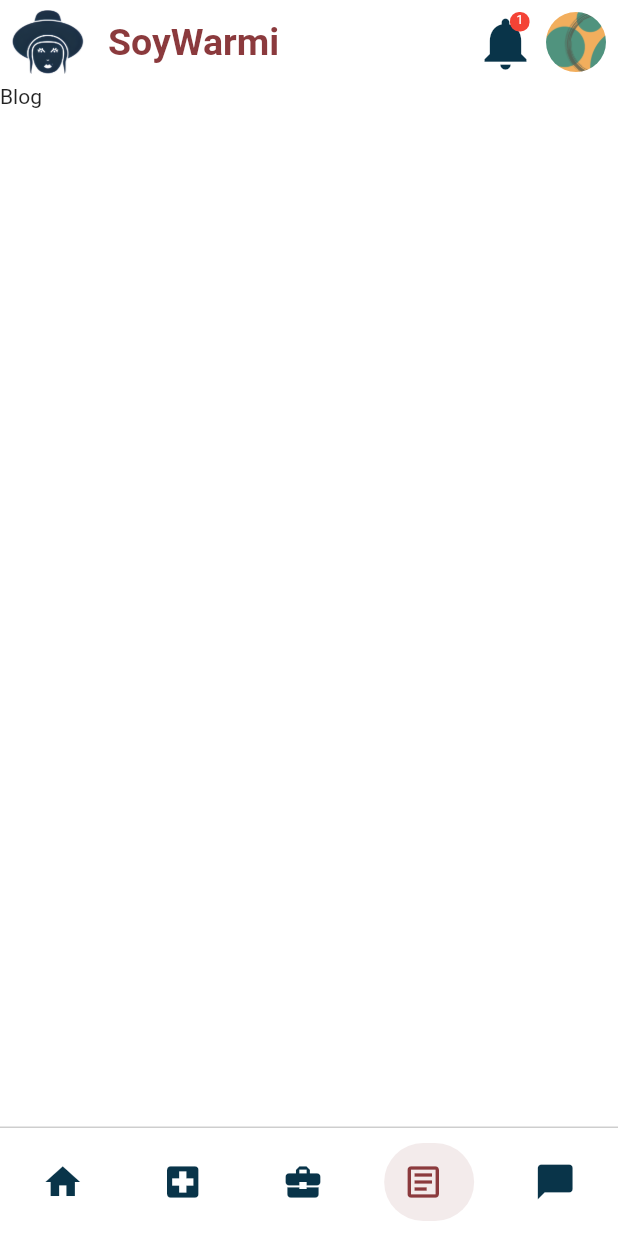
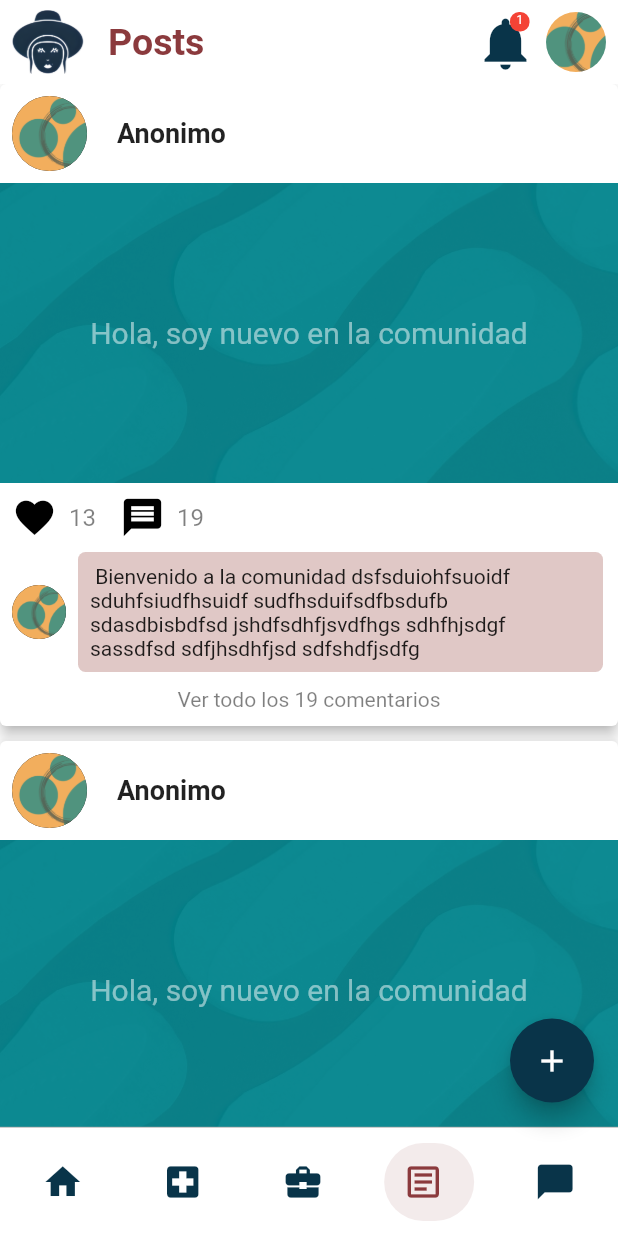
Before and after one commit to SoyWarmiGloba-l/app-mobile-soywarmi, a Flutter app: the MainPage screen opened by its route, item 4 of the bottom bar chosen, on a phone screen of 412 x 824 dp. Run offline on Flutter 3.47's test engine with Material 2 defaults, Android fonts, the light colour scheme and no system bars; drawn by our look-alikes of google_nav_bar; our stand-ins replace animated_splash_screen, google_fonts.

Commit message:
[Add] creation of doctors and post page, improvements to the app icon

```diff
--- a/lib/presentation/page/main_page.dart
+++ b/lib/presentation/page/main_page.dart
@@ -1,7 +1,10 @@
 import 'package:flutter/material.dart';
 import 'package:soywarmi_app/presentation/page/home_page.dart';
+import 'package:soywarmi_app/presentation/page/posts_page.dart';
+import 'package:soywarmi_app/presentation/page/specialists_page.dart';
 import 'package:soywarmi_app/presentation/widget/custom_app_bar.dart';
 import 'package:soywarmi_app/presentation/widget/custom_bottom_navigator_bar.dart';
+import 'package:soywarmi_app/utilities/nb_colors.dart';
 
 class MainPage extends StatefulWidget {
   const MainPage({super.key});
@@ -10,22 +13,33 @@ class MainPage extends StatefulWidget {
   State<MainPage> createState() => _MainPageState();
 }
 
+List<String> _titles = [
+  'SoyWarmi',
+  'Hospitales',
+  'Especialistas',
+  'Posts',
+  'Chats',
+];
+
 class _MainPageState extends State<MainPage> {
   int _selectedIndex = 0;
   @override
   Widget build(BuildContext context) {
     return Scaffold(
-        appBar: const CustomAppBar(),
+        appBar: CustomAppBar(
+          title: _titles[_selectedIndex],
+        ),
         body: IndexedStack(
           index: _selectedIndex,
           children: const [
             HomePage(),
             Text('Hospitales'),
-            Text('Medicos'),
-            Text('Blog'),
+            SpecialistsPage(),
+            PostPage(),
             Text('Chat'),
           ],
         ),
+        floatingActionButton: _selectedIndex == 3 ? _newPosy : null,
         bottomNavigationBar: CustomBottomNavigationBar(
           selectedIndex: _selectedIndex,
           onTabChange: (index) {
@@ -36,3 +50,12 @@ class _MainPageState extends State<MainPage> {
         ));
   }
 }
+
+final Widget _newPosy = FloatingActionButton(
+  backgroundColor: NBPrimaryColor,
+  onPressed: () {},
+  child: const Icon(
+    Icons.add,
+    color: NBColorWhite,
+  ),
+);
--- /dev/null
+++ b/lib/presentation/page/posts_page.dart
@@ -0,0 +1,26 @@
+import 'package:flutter/material.dart';
+import 'package:soywarmi_app/presentation/widget/card_post_page.dart';
+
+class PostPage extends StatefulWidget {
+  const PostPage({super.key});
+
+  @override
+  State<PostPage> createState() => _PostPageState();
+}
+
+class _PostPageState extends State<PostPage> {
+  @override
+  Widget build(BuildContext context) {
+    return const SingleChildScrollView(
+      child: Column(
+        children: [
+          CardPostPage(),
+          SizedBox(height: 10),
+          CardPostPage(),
+          SizedBox(height: 10),
+          CardPostPage()
+        ],
+      ),
+    );
+  }
+}
--- /dev/null
+++ b/lib/presentation/widget/card_post_page.dart
@@ -0,0 +1,123 @@
+import 'package:flutter/material.dart';
+import 'package:soywarmi_app/utilities/nb_colors.dart';
+import 'package:soywarmi_app/utilities/nb_images.dart';
+
+class CardPostPage extends StatelessWidget {
+  const CardPostPage({super.key});
+
+  @override
+  Widget build(BuildContext context) {
+    return Card(
+      elevation: 4,
+      margin: const EdgeInsets.all(0),
+      child: Column(children: [
+        const Row(children: [
+          Padding(
+            padding: EdgeInsets.all(8.0),
+            child: CircleAvatar(
+              radius: 25,
+              backgroundImage: AssetImage(NbImageEmpty),
+            ),
+          ),
+          SizedBox(width: 12),
+          Text(
+            'Anonimo',
+            style: TextStyle(
+              fontSize: 18,
+              fontWeight: FontWeight.bold,
+            ),
+          ),
+        ]),
+        Stack(
+          alignment: Alignment.center,
+          children: [
+            Image.asset(NbLogoPost,
+                height: 200, width: double.infinity, fit: BoxFit.cover),
+            Padding(
+              padding: const EdgeInsets.all(8.0),
+              child: Text(
+                'Hola, soy nuevo en la comunidad',
+                style: TextStyle(
+                  fontSize: 20,
+                  color: Theme.of(context).primaryColorLight.withOpacity(0.5),
+                ),
+              ),
+            ),
+          ],
+        ),
+        Padding(
+          padding: const EdgeInsets.all(8.0),
+          child: Row(
+            children: [
+              Row(
+                children: [
+                  const Icon(
+                    Icons.favorite,
+                    size: 30,
+                  ),
+                  const SizedBox(width: 8),
+                  Text(
+                    '13',
+                    style: TextStyle(
+                      fontSize: 16,
+                      color:
+                          Theme.of(context).primaryColorDark.withOpacity(0.5),
+                    ),
+                  ),
+                ],
+              ),
+              const SizedBox(width: 16),
+              Row(
+                children: [
+                  const Icon(Icons.message, size: 30),
+                  const SizedBox(width: 8),
+                  Text(
+                    '19',
+                    style: TextStyle(
+                      fontSize: 16,
+                      color:
+                          Theme.of(context).primaryColorDark.withOpacity(0.5),
+                    ),
+                  ),
+                ],
+              )
+            ],
+          ),
+        ),
+        Padding(
+          padding: const EdgeInsets.only(right: 10, bottom: 10),
+          child: Row(
+            children: [
+              const Padding(
+                padding: EdgeInsets.all(8),
+                child: CircleAvatar(
+                  radius: 18,
+                  backgroundImage: AssetImage(NbImageEmpty),
+                ),
+              ),
+              Expanded(
+                child: Container(
+                  decoration: BoxDecoration(
+                      color: NbSecondSecondaryColor,
+                      borderRadius: BorderRadius.circular(5)),
+                  child: const Padding(
+                    padding: EdgeInsets.all(8),
+                    child: Text(
+                        ' Bienvenido a la comunidad dsfsduiohfsuoidf sduhfsiudfhsuidf sudfhsduifsdfbsdufb sdasdbisbdfsd jshdfsdhfjsvdfhgs sdhfhjsdgf sassdfsd sdfjhsdhfjsd sdfshdfjsdfg'),
+                  ),
+                ),
+              )
+            ],
+          ),
+        ),
+        Padding(
+          padding: const EdgeInsets.only(bottom: 10),
+          child: Text('Ver todo los 19 comentarios',
+              style: TextStyle(
+                color: Theme.of(context).primaryColorDark.withOpacity(0.5),
+              )),
+        ),
+      ]),
+    );
+  }
+}
--- a/lib/presentation/widget/custom_app_bar.dart
+++ b/lib/presentation/widget/custom_app_bar.dart
@@ -3,7 +3,8 @@ import 'package:soywarmi_app/utilities/nb_colors.dart';
 import 'package:soywarmi_app/utilities/nb_images.dart';
 
 class CustomAppBar extends StatelessWidget implements PreferredSizeWidget {
-  const CustomAppBar({super.key});
+  final String title;
+  const CustomAppBar({super.key, required this.title});
 
   @override
   Widget build(BuildContext context) {
@@ -15,9 +16,9 @@ class CustomAppBar extends StatelessWidget implements PreferredSizeWidget {
         child: Image.asset(NbLogoAppBar,
             height: 50, width: 50, fit: BoxFit.contain),
       ),
-      title: const Text(
-        'SoyWarmi',
-        style: TextStyle(
+      title: Text(
+        title,
+        style: const TextStyle(
           color: NBSecondPrimaryColor,
           fontSize: 25,
           fontWeight: FontWeight.bold,
--- a/lib/utilities/nb_images.dart
+++ b/lib/utilities/nb_images.dart
@@ -3,3 +3,5 @@ const NBGoogleLogo = "assets/images/google_logo.png";
 const NBWarmiLogo = "assets/images/logo.png";
 const NbLogoAppBar = "assets/images/logo_icon.png";
 const NbImageEmpty = "assets/images/default_image.png";
+
+const NbLogoPost = "assets/images/logo_post.png";
```
Also changed, not shown: lib/presentation/page/specialists_page.dart (added, +47 -0 lines), lib/presentation/widget/doctor_card.dart (added, +59 -0 lines), assets/icons/icon_logo.png, assets/images/logo_post.png (added), 26 other files.
